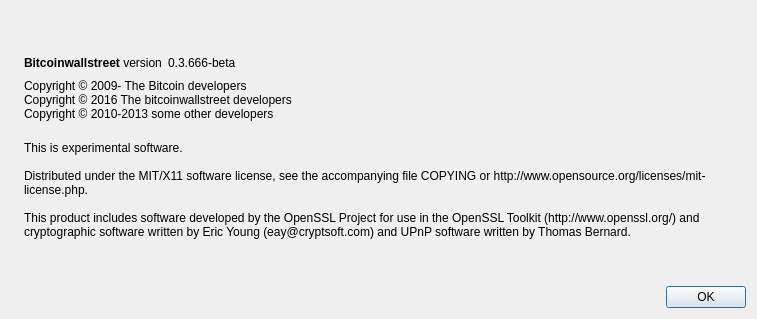
mimmohak/bws, file src/qt/forms/aboutdialog.ui: the form before one commit.
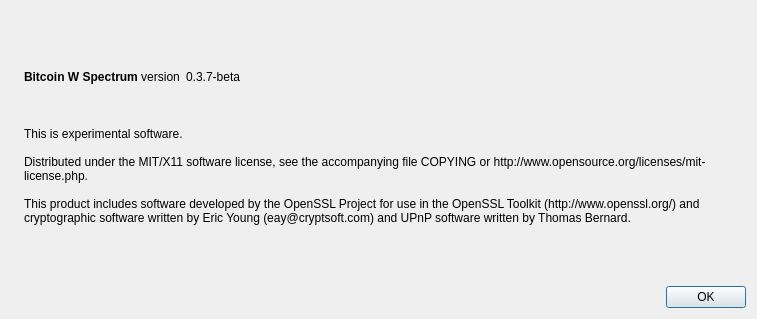
The form after the commit. Icons and pictures are not drawn.

```diff
--- a/src/qt/forms/aboutdialog.ui
+++ b/src/qt/forms/aboutdialog.ui
@@ -50,7 +50,7 @@
           <cursorShape>IBeamCursor</cursorShape>
          </property>
          <property name="text">
-          <string>&lt;html&gt;&lt;head/&gt;&lt;body&gt;&lt;p&gt;&lt;span style=&quot; font-weight:600;&quot;&gt;Bitcoinwallstreet&lt;/span&gt; version&lt;/p&gt;&lt;/body&gt;&lt;/html&gt;</string>
+          <string>&lt;html&gt;&lt;head/&gt;&lt;body&gt;&lt;p&gt;&lt;span style=&quot; font-weight:600;&quot;&gt;Bitcoin W Spectrum&lt;/span&gt; version&lt;/p&gt;&lt;/body&gt;&lt;/html&gt;</string>
          </property>
          <property name="textInteractionFlags">
           <set>Qt::LinksAccessibleByMouse|Qt::TextSelectableByKeyboard|Qt::TextSelectableByMouse</set>
@@ -63,7 +63,7 @@
           <cursorShape>IBeamCursor</cursorShape>
          </property>
          <property name="text">
-          <string notr="true">0.3.666-beta</string>
+          <string notr="true">0.3.7-beta</string>
          </property>
          <property name="textInteractionFlags">
           <set>Qt::LinksAccessibleByMouse|Qt::TextSelectableByKeyboard|Qt::TextSelectableByMouse</set>
@@ -91,9 +91,16 @@
         <cursorShape>IBeamCursor</cursorShape>
        </property>
        <property name="text">
-        <string>Copyright © 2009- The Bitcoin developers
-Copyright © 2016 The bitcoinwallstreet developers
-Copyright © 2010-2013 some other developers</string>
+        <string/>
+       </property>
+       <property name="pixmap">
+        <pixmap>../res/icons/bitcoinwspectrum64.ico</pixmap>
+       </property>
+       <property name="scaledContents">
+        <bool>false</bool>
+       </property>
+       <property name="alignment">
+        <set>Qt::AlignCenter</set>
        </property>
        <property name="textInteractionFlags">
         <set>Qt::LinksAccessibleByMouse|Qt::TextSelectableByKeyboard|Qt::TextSelectableByMouse</set>
```
Left out of the diff: 2 changed lines with no effect on the pictures.
